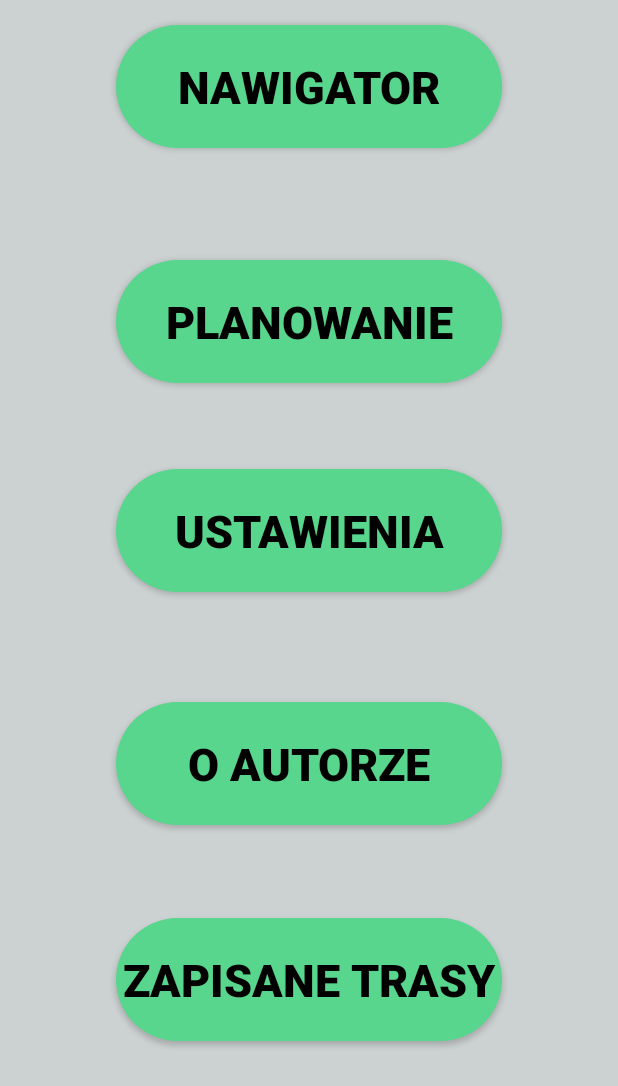
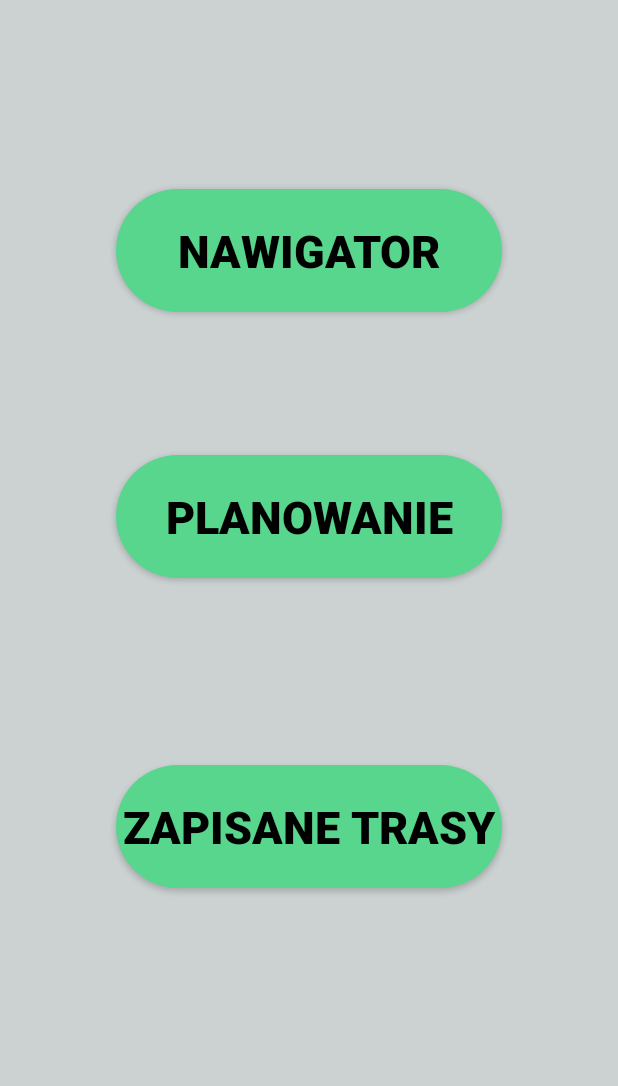
Before and after one commit to Szeryfo/SenNavigator, an Android app: the MainActivity screen opened directly, with no data from a screen before it, on a phone screen of 412 x 824 dp. Shown: the top 1086 px of the screen. Run offline under Robolectric (Android 15) with nearby library versions, the phone set to English and light mode, and no system bars.

Commit message:
działające tylko zostaje

```diff
--- a/app/src/main/AndroidManifest.xml
+++ b/app/src/main/AndroidManifest.xml
@@ -27,9 +27,6 @@
             </intent-filter>
         </activity>
         <activity android:name=".MapActivity">
-
-        </activity>
-        <activity android:name=".SettingsActivity">
 
         </activity>
         <activity
--- a/app/src/main/java/com/example/sennavigator/MainActivity.java
+++ b/app/src/main/java/com/example/sennavigator/MainActivity.java
@@ -23,12 +23,6 @@ public class MainActivity extends FragmentActivity {
             startActivity(intent);
         });
 
-        Button btnSettings = findViewById(R.id.btnSettings);
-        btnSettings.setOnClickListener(v -> {
-            Intent intent = new Intent(MainActivity.this, SettingsActivity.class);
-            startActivity(intent);
-        });
-
         Button btnPlanningMap = findViewById(R.id.btnPlanowanie);
         btnPlanningMap.setOnClickListener(v -> {
             Intent intent = new Intent(MainActivity.this, PlanningActivity.class);
--- a/app/src/main/java/com/example/sennavigator/SettingsActivity.java
+++ /dev/null
@@ -1,14 +0,0 @@
-package com.example.sennavigator;
-
-import android.os.Bundle;
-
-import androidx.fragment.app.FragmentActivity;
-
-public class SettingsActivity extends FragmentActivity {
-
-    @Override
-    protected void onCreate(Bundle savedInstanceState) {
-        super.onCreate(savedInstanceState);
-        setContentView(R.layout.activity_settings);
-    }
-}
--- a/app/src/main/res/layout/activity_main.xml
+++ b/app/src/main/res/layout/activity_main.xml
@@ -24,7 +24,7 @@
         app:layout_constraintHorizontal_bias="0.0"
         app:layout_constraintStart_toStartOf="parent"
         app:layout_constraintTop_toTopOf="parent"
-        app:layout_constraintVertical_bias="0.825"
+        app:layout_constraintVertical_bias="0.687"
         tools:ignore="MissingConstraints" />
 
     <Button
@@ -42,9 +42,10 @@
         android:textStyle="bold"
         app:layout_constraintBottom_toTopOf="@+id/btnPlanowanie"
         app:layout_constraintEnd_toEndOf="parent"
+        app:layout_constraintHorizontal_bias="0.0"
         app:layout_constraintStart_toStartOf="parent"
         app:layout_constraintTop_toTopOf="parent"
-        app:layout_constraintVertical_bias="0.18"
+        app:layout_constraintVertical_bias="0.57"
         tools:ignore="MissingConstraints" />
 
     <Button
@@ -62,50 +63,10 @@
         android:textStyle="bold"
         app:layout_constraintBottom_toBottomOf="parent"
         app:layout_constraintEnd_toEndOf="parent"
-        app:layout_constraintStart_toStartOf="parent"
-        app:layout_constraintTop_toTopOf="parent"
-        app:layout_constraintVertical_bias="0.234"
-        tools:ignore="MissingConstraints" />
-
-    <Button
-        android:id="@+id/btnSettings"
-        android:layout_width="257dp"
-        android:layout_height="82dp"
-        android:layout_marginStart="77dp"
-        android:layout_marginLeft="77dp"
-        android:layout_marginEnd="77dp"
-        android:layout_marginRight="77dp"
-        android:background="@drawable/custom_button"
-        android:text="Ustawienia"
-        android:textColor="@color/black"
-        android:textSize="30sp"
-        android:textStyle="bold"
-        app:layout_constraintBottom_toBottomOf="parent"
-        app:layout_constraintEnd_toEndOf="parent"
-        app:layout_constraintStart_toStartOf="parent"
-        app:layout_constraintTop_toBottomOf="@+id/btnPlanowanie"
-        app:layout_constraintVertical_bias="0.118"
-        tools:ignore="MissingConstraints" />
-
-    <Button
-        android:id="@+id/btnAutor"
-        android:layout_width="257dp"
-        android:layout_height="82dp"
-        android:layout_marginStart="77dp"
-        android:layout_marginLeft="77dp"
-        android:layout_marginEnd="77dp"
-        android:layout_marginRight="77dp"
-        android:background="@drawable/custom_button"
-        android:text="o autorze"
-        android:textColor="@color/black"
-        android:textSize="30sp"
-        android:textStyle="bold"
-        app:layout_constraintBottom_toBottomOf="parent"
-        app:layout_constraintEnd_toEndOf="parent"
         app:layout_constraintHorizontal_bias="0.0"
         app:layout_constraintStart_toStartOf="parent"
         app:layout_constraintTop_toTopOf="parent"
-        app:layout_constraintVertical_bias="0.631"
+        app:layout_constraintVertical_bias="0.409"
         tools:ignore="MissingConstraints" />
 
 
```
